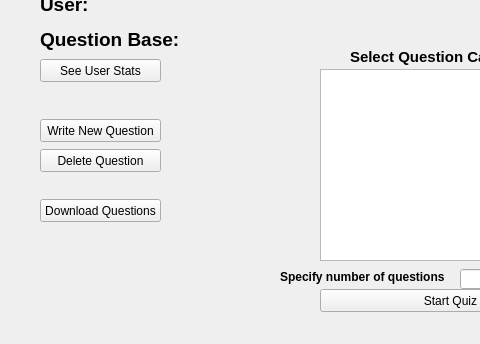
Above: ui/Main.ui from DougallPercival/aceTheInterview before the change; both pictures show x 0 to 480 and y 170 to 514 of the 709 by 514 pixel window. Below: the same form after it.
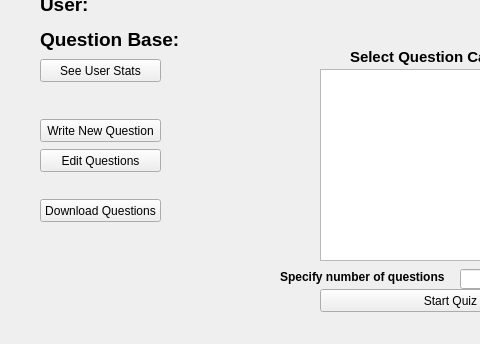
That is the form after the change.

Commit message: almost ready for creation of a real question base

Patch:
```diff
--- a/ui/Main.ui
+++ b/ui/Main.ui
@@ -191,7 +191,7 @@
      </rect>
     </property>
     <property name="text">
-     <string>Delete Question</string>
+     <string>Edit Questions</string>
     </property>
    </widget>
    <widget class="QListWidget" name="categories_list">
```
Left out of the diff: 13 changed lines with no effect on the pictures. The commit also changes 7 other files.
